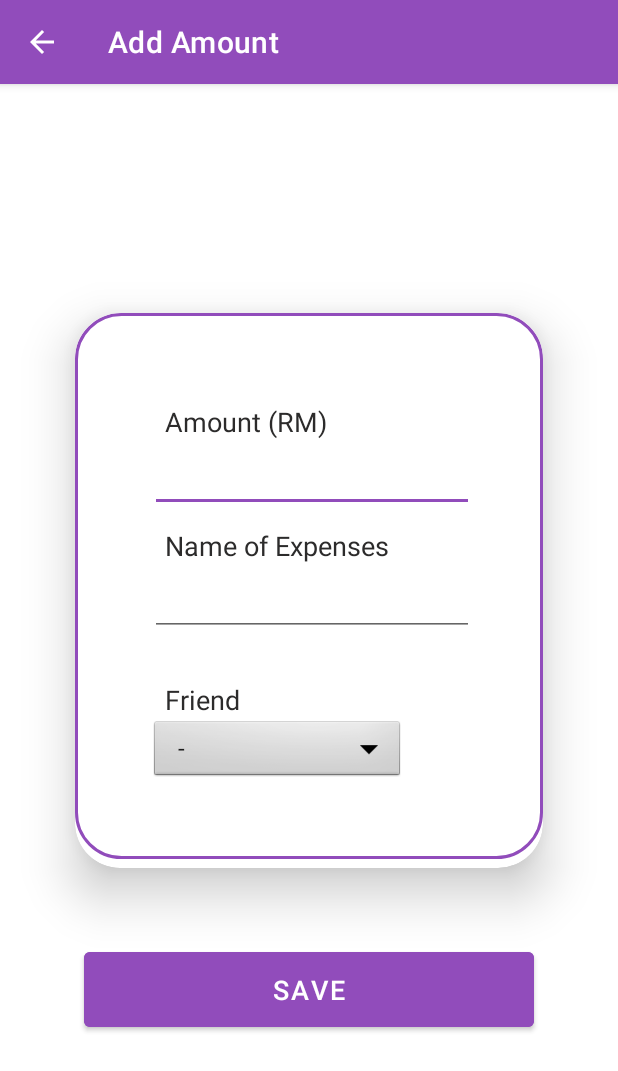
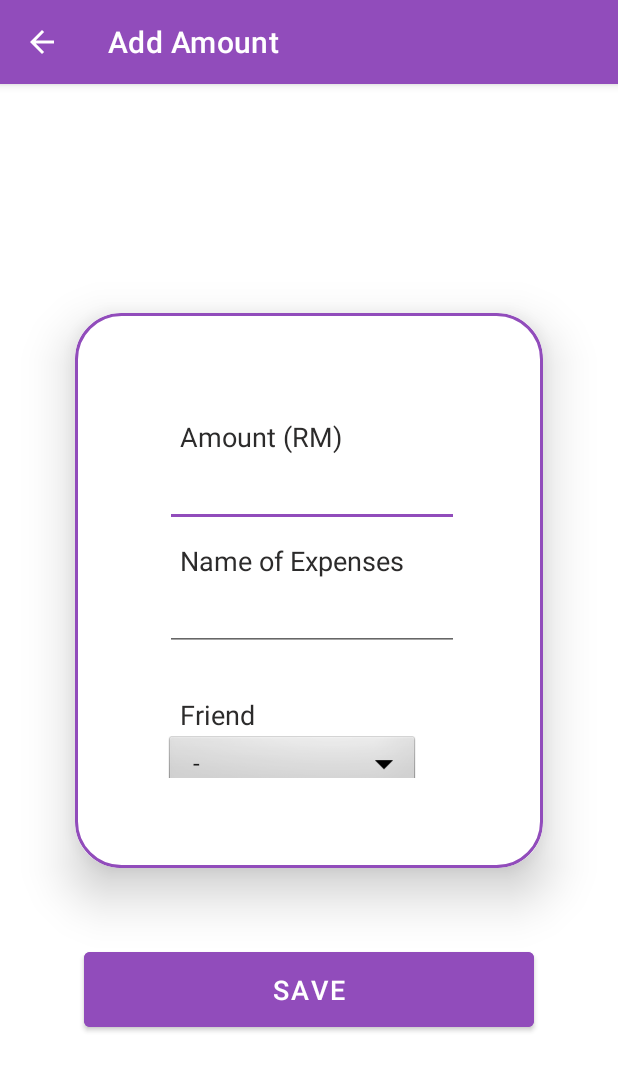
Before and after one commit to 11arns/YouOweMeProject, an Android app: the AddAmount screen opened directly, with no data from a screen before it, on a phone screen of 412 x 824 dp. Shown: the top 1071 px of the screen. Run offline under Robolectric (Android 15) with nearby library versions, the phone set to English and light mode, and no system bars.

Commit message:
add expenses

```diff
--- a/app/src/main/res/layout/addexpenses_addamount.xml
+++ b/app/src/main/res/layout/addexpenses_addamount.xml
@@ -23,7 +23,7 @@
             android:layout_gravity="center_horizontal"
             android:background="@drawable/border_purple"
             android:orientation="vertical"
-            android:padding="50dp">
+            android:padding="60dp">
 
             <TextView
                 android:layout_width="match_parent"
```
